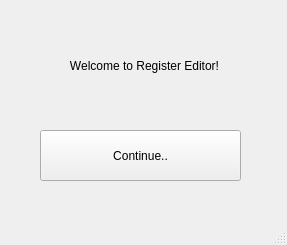
First picture: the form in mainwindow.ui, repository Vadimkkaa/Course_Work_Register_git_control, before the edit.
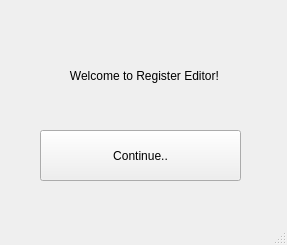
Second picture: the form after the edit.

What changed in the file:
```diff
--- a/mainwindow.ui
+++ b/mainwindow.ui
@@ -17,9 +17,9 @@
    <widget class="QLabel" name="label">
     <property name="geometry">
      <rect>
-      <x>60</x>
-      <y>40</y>
-      <width>211</width>
+      <x>20</x>
+      <y>50</y>
+      <width>231</width>
       <height>51</height>
      </rect>
     </property>
@@ -27,7 +27,7 @@
      <string notr="true"/>
     </property>
     <property name="text">
-     <string>   Welcome to Register Editor!</string>
+     <string>               Welcome to Register Editor!</string>
     </property>
    </widget>
    <widget class="QPushButton" name="pushButton">
```
